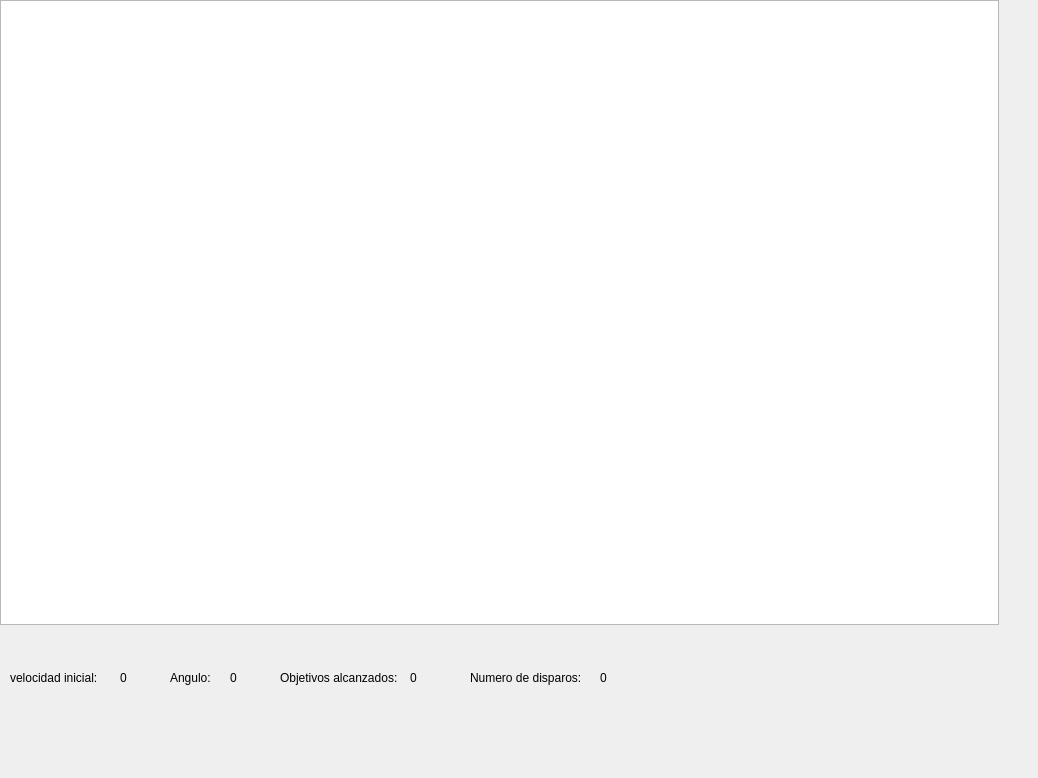
First picture: the form in TankMundial/Mundialtank/nivel.ui, repository pipeflorez55/Proyecto-final, before the edit.
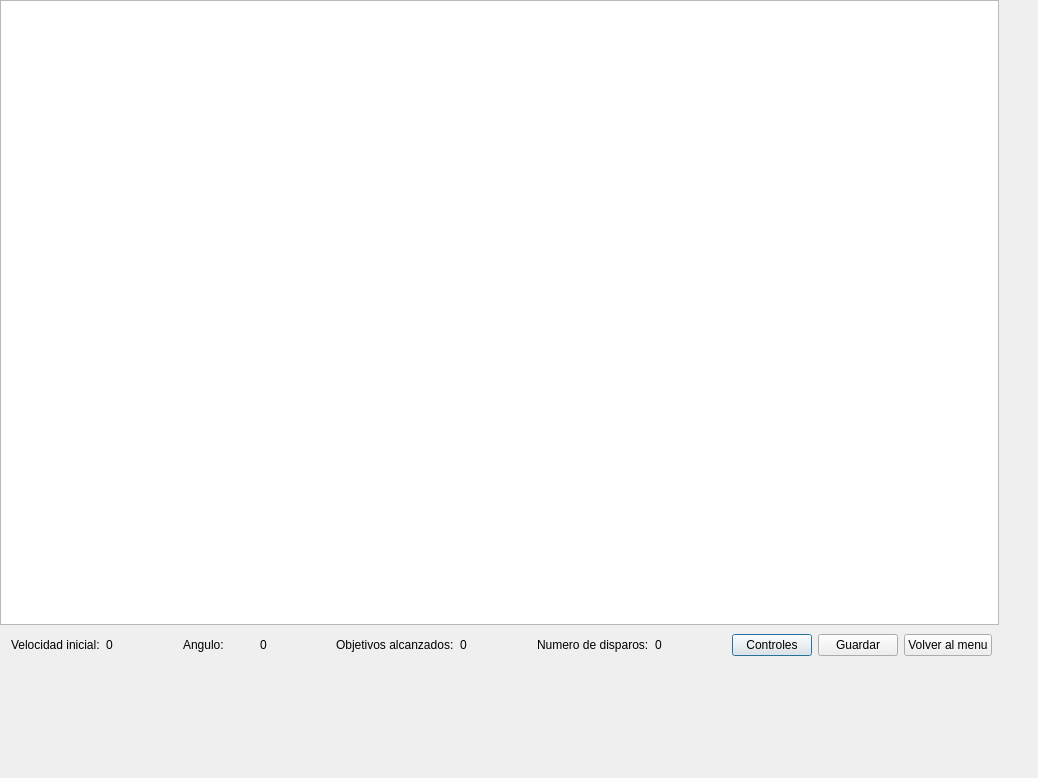
Second picture: the form after the edit.

What changed in the file:
```diff
--- a/TankMundial/Mundialtank/nivel.ui
+++ b/TankMundial/Mundialtank/nivel.ui
@@ -13,122 +13,107 @@
   <property name="windowTitle">
    <string>Dialog</string>
   </property>
-  <widget class="QLabel" name="angulo">
+  <widget class="QGraphicsView" name="graphicsView">
+   <property name="enabled">
+    <bool>true</bool>
+   </property>
    <property name="geometry">
     <rect>
-     <x>230</x>
-     <y>670</y>
-     <width>21</width>
-     <height>16</height>
+     <x>0</x>
+     <y>0</y>
+     <width>999</width>
+     <height>625</height>
     </rect>
    </property>
+  </widget>
+  <widget class="QWidget" name="">
+   <property name="geometry">
+    <rect>
+     <x>11</x>
+     <y>630</y>
+     <width>981</width>
+     <height>30</height>
+    </rect>
+   </property>
+   <layout class="QGridLayout" name="gridLayout">
+    <item row="0" column="0">
+     <widget class="QLabel" name="nombrevo">
+      <property name="text">
+       <string>Velocidad inicial:</string>
+      </property>
+     </widget>
+    </item>
+    <item row="0" column="1">
+     <widget class="QLabel" name="vo">
    <property name="text">
     <string>0</string>
    </property>
   </widget>
+    </item>
+    <item row="0" column="2">
   <widget class="QLabel" name="nombreangulo">
-   <property name="geometry">
-    <rect>
-     <x>170</x>
-     <y>670</y>
-     <width>51</width>
-     <height>16</height>
-    </rect>
-   </property>
    <property name="text">
     <string>Angulo:</string>
    </property>
   </widget>
-  <widget class="QLabel" name="vo">
-   <property name="geometry">
-    <rect>
-     <x>120</x>
-     <y>670</y>
-     <width>21</width>
-     <height>16</height>
-    </rect>
-   </property>
+    </item>
+    <item row="0" column="3">
+     <widget class="QLabel" name="angulo">
    <property name="text">
     <string>0</string>
    </property>
   </widget>
-  <widget class="QLabel" name="nombrevo">
-   <property name="geometry">
-    <rect>
-     <x>10</x>
-     <y>670</y>
-     <width>101</width>
-     <height>16</height>
-    </rect>
-   </property>
-   <property name="text">
-    <string>velocidad inicial:</string>
-   </property>
-  </widget>
+    </item>
+    <item row="0" column="4">
   <widget class="QLabel" name="label">
-   <property name="geometry">
-    <rect>
-     <x>280</x>
-     <y>670</y>
-     <width>131</width>
-     <height>16</height>
-    </rect>
-   </property>
    <property name="text">
     <string>Objetivos alcanzados:</string>
    </property>
   </widget>
+    </item>
+    <item row="0" column="5">
   <widget class="QLabel" name="objetivo">
-   <property name="geometry">
-    <rect>
-     <x>410</x>
-     <y>670</y>
-     <width>16</width>
-     <height>16</height>
-    </rect>
-   </property>
    <property name="text">
     <string>0</string>
    </property>
   </widget>
+    </item>
+    <item row="0" column="6">
   <widget class="QLabel" name="label_2">
-   <property name="geometry">
-    <rect>
-     <x>470</x>
-     <y>670</y>
-     <width>131</width>
-     <height>16</height>
-    </rect>
-   </property>
    <property name="text">
     <string>Numero de disparos:</string>
    </property>
   </widget>
+    </item>
+    <item row="0" column="7">
   <widget class="QLabel" name="numdis">
-   <property name="geometry">
-    <rect>
-     <x>600</x>
-     <y>670</y>
-     <width>16</width>
-     <height>16</height>
-    </rect>
-   </property>
    <property name="text">
     <string>0</string>
    </property>
   </widget>
-  <widget class="QGraphicsView" name="graphicsView">
-   <property name="enabled">
-    <bool>true</bool>
-   </property>
-   <property name="geometry">
-    <rect>
-     <x>0</x>
-     <y>0</y>
-     <width>999</width>
-     <height>625</height>
-    </rect>
-   </property>
+    </item>
+    <item row="0" column="8">
+     <widget class="QPushButton" name="controles">
+      <property name="text">
+       <string>Controles</string>
+      </property>
+     </widget>
+    </item>
+    <item row="0" column="9">
+     <widget class="QPushButton" name="pushButton">
+      <property name="text">
+       <string>Guardar</string>
+      </property>
+     </widget>
+    </item>
+    <item row="0" column="10">
+     <widget class="QPushButton" name="menu">
+      <property name="text">
+       <string>Volver al menu</string>
+      </property>
+     </widget>
+    </item>
+   </layout>
   </widget>
  </widget>
  <resources/>
```
Lines whose indentation alone changed are shown as unchanged.
